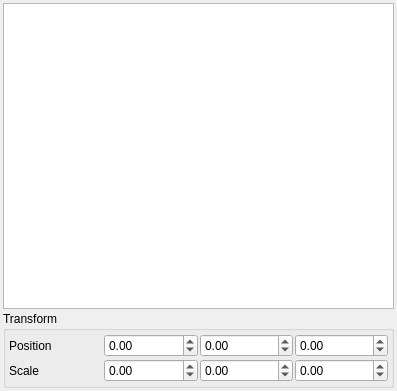
The window that src/application/res/ui/PropertiesWidget.ui (vardosiy/julie) describes before a commit, drawn with Qt 5.
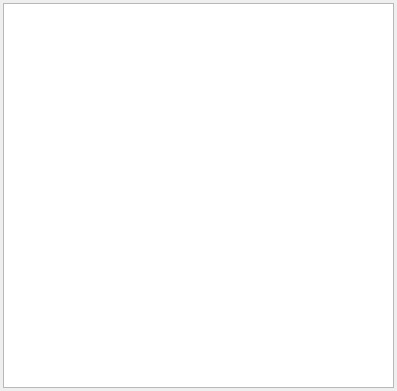
The same window after the commit.

Commit message: - changed view of properties

```diff
--- a/src/application/res/ui/PropertiesWidget.ui
+++ b/src/application/res/ui/PropertiesWidget.ui
@@ -30,110 +30,22 @@
     <number>2</number>
    </property>
    <item row="0" column="0">
-    <widget class="QTableView" name="tablev_properties"/>
-   </item>
-   <item row="1" column="0">
-    <widget class="QGroupBox" name="group_transformations">
-     <property name="sizePolicy">
-      <sizepolicy hsizetype="Preferred" vsizetype="Preferred">
-       <horstretch>0</horstretch>
-       <verstretch>0</verstretch>
-      </sizepolicy>
+    <widget class="QTreeView" name="treev_properties">
+     <property name="indentation">
+      <number>20</number>
      </property>
-     <property name="title">
-      <string>Transform</string>
+     <property name="animated">
+      <bool>true</bool>
      </property>
-     <layout class="QGridLayout" name="grid_transformations_2">
-      <property name="leftMargin">
-       <number>3</number>
-      </property>
-      <property name="topMargin">
-       <number>3</number>
-      </property>
-      <property name="rightMargin">
-       <number>3</number>
-      </property>
-      <property name="bottomMargin">
-       <number>3</number>
-      </property>
-      <property name="spacing">
-       <number>2</number>
-      </property>
-      <item row="0" column="0">
-       <widget class="QLabel" name="lbl_position">
-        <property name="text">
-         <string>Position</string>
-        </property>
-       </widget>
-      </item>
-      <item row="1" column="0">
-       <widget class="QLabel" name="lbl_scale">
-        <property name="text">
-         <string>Scale</string>
-        </property>
-       </widget>
-      </item>
-      <item row="1" column="3">
-       <widget class="QDoubleSpinBox" name="dsb_scaleZ">
-        <property name="minimum">
-         <double>-100.000000000000000</double>
-        </property>
-        <property name="maximum">
-         <double>100.000000000000000</double>
-        </property>
-       </widget>
-      </item>
-      <item row="0" column="1">
-       <widget class="QDoubleSpinBox" name="dsb_posX">
-        <property name="minimum">
-         <double>-100.000000000000000</double>
-        </property>
-        <property name="maximum">
-         <double>100.000000000000000</double>
-        </property>
-       </widget>
-      </item>
-      <item row="1" column="1">
-       <widget class="QDoubleSpinBox" name="dsb_scaleX">
-        <property name="minimum">
-         <double>-100.000000000000000</double>
-        </property>
-        <property name="maximum">
-         <double>100.000000000000000</double>
-        </property>
-       </widget>
-      </item>
-      <item row="0" column="2">
-       <widget class="QDoubleSpinBox" name="dsb_posY">
-        <property name="minimum">
-         <double>-100.000000000000000</double>
-        </property>
-        <property name="maximum">
-         <double>100.000000000000000</double>
-        </property>
-       </widget>
-      </item>
-      <item row="0" column="3">
-       <widget class="QDoubleSpinBox" name="dsb_posZ">
-        <property name="minimum">
-         <double>-100.000000000000000</double>
-        </property>
-        <property name="maximum">
-         <double>100.000000000000000</double>
-        </property>
-       </widget>
-      </item>
-      <item row="1" column="2">
-       <widget class="QDoubleSpinBox" name="dsb_scaleY">
-        <property name="minimum">
-         <double>-100.000000000000000</double>
-        </property>
-        <property name="maximum">
-         <double>100.000000000000000</double>
-        </property>
-       </widget>
-      </item>
-     </layout>
+     <attribute name="headerCascadingSectionResizes">
+      <bool>true</bool>
+     </attribute>
+     <attribute name="headerDefaultSectionSize">
+      <number>150</number>
+     </attribute>
+     <attribute name="headerHighlightSections">
+      <bool>true</bool>
+     </attribute>
     </widget>
    </item>
   </layout>
```
The commit also changes 2 other files.
